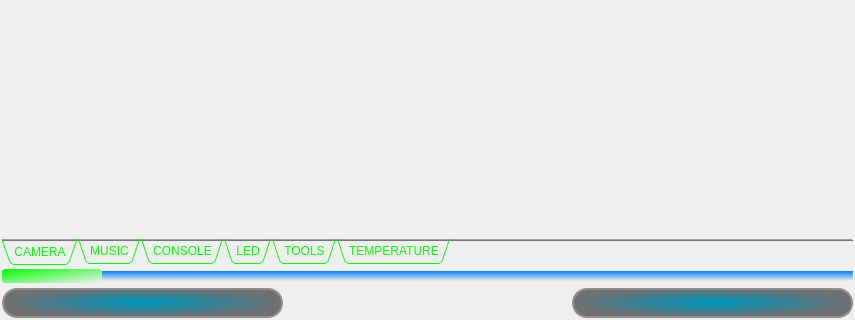
Old version of the form iDom_Client/idom_client.ui in the repository cyniu88/QT_kurs; both pictures show x 0 to 855 and y 587 to 907 of the 855 by 907 pixel window.
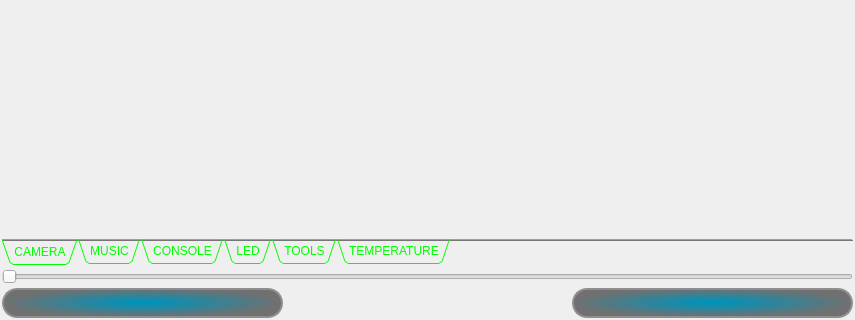
New version of the form. The open tabs and pages were chosen to show the change. Icons and pictures are not drawn.

```diff
--- a/iDom_Client/idom_client.ui
+++ b/iDom_Client/idom_client.ui
@@ -2836,7 +2836,7 @@
     <item row="2" column="0">
      <widget class="QSlider" name="horizontalSlider_tabNavigate">
       <property name="sizePolicy">
-       <sizepolicy hsizetype="Expanding" vsizetype="Minimum">
+       <sizepolicy hsizetype="Expanding" vsizetype="Fixed">
         <horstretch>0</horstretch>
         <verstretch>0</verstretch>
        </sizepolicy>
@@ -2859,7 +2859,7 @@
     background: qlineargradient(x1:0, y1:0, x2:1, y2:1, stop:0 #00FF00, stop:1 #EEEEEE);
    height: 5px;
     width: 100px;
-    margin: -2px 0; /* handle is placed by default on the contents rect of the groove. Expand outside the groove */
+    margin: -2px 0; /* handle is placed by default on the contents rect of the groove. Expand outside the groove* /
     border-radius: 3px;
 }</string>
       </property>
```
Left out of the diff: 21 changed lines with no effect on the pictures.
